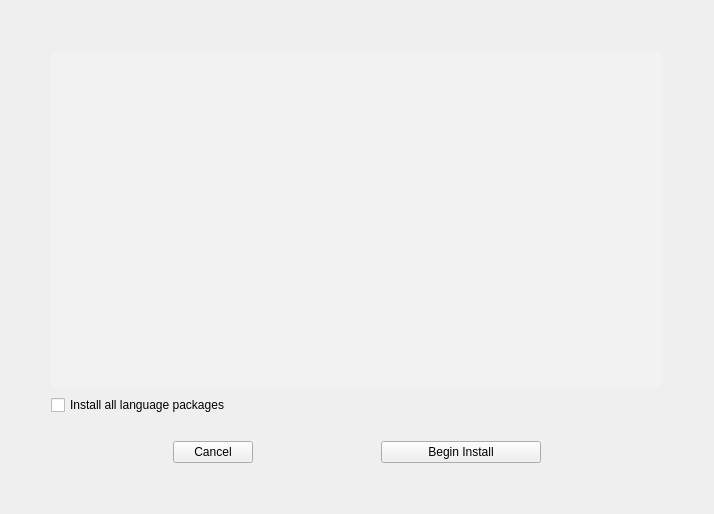
This is yali4/gui/Ui/summarywidget.ui in dadas45li/yali as Qt 5 draws it before an edit. The edited form follows.
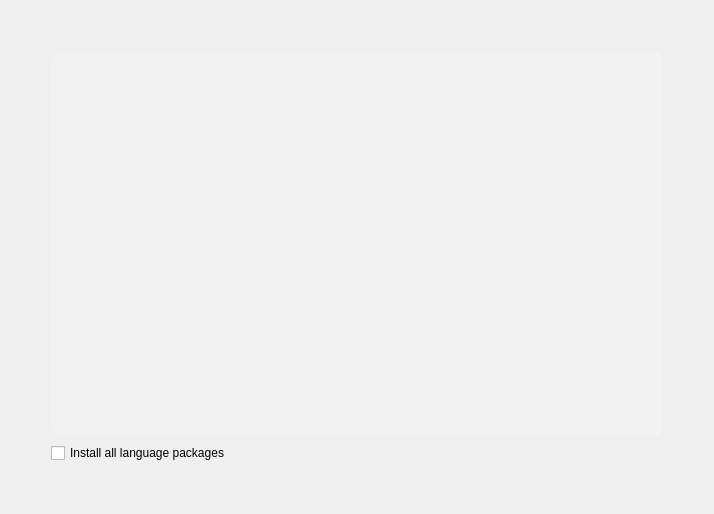
This is the edited form.

Commit message: -Remove two button action for installation. From now on use only back&next buttons

What changed in the file:
```diff
--- a/yali4/gui/Ui/summarywidget.ui
+++ b/yali4/gui/Ui/summarywidget.ui
@@ -17,7 +17,7 @@
    <string notr="true"/>
   </property>
   <layout class="QGridLayout" name="gridLayout">
-   <item row="0" column="3">
+   <item row="0" column="2">
     <spacer>
      <property name="orientation">
       <enum>Qt::Vertical</enum>
@@ -49,7 +49,7 @@
      </property>
     </spacer>
    </item>
-   <item row="1" column="1" colspan="5">
+   <item row="1" column="1" colspan="3">
     <widget class="QTextEdit" name="content">
      <property name="styleSheet">
       <string notr="true">background-color: rgba(255, 255, 255, 40);
@@ -78,7 +78,7 @@
      </property>
     </widget>
    </item>
-   <item row="1" column="6">
+   <item row="1" column="4">
     <spacer>
      <property name="orientation">
       <enum>Qt::Horizontal</enum>
@@ -94,98 +94,7 @@
      </property>
     </spacer>
    </item>
-   <item row="3" column="3">
-    <spacer>
-     <property name="orientation">
-      <enum>Qt::Vertical</enum>
-     </property>
-     <property name="sizeType">
-      <enum>QSizePolicy::Fixed</enum>
-     </property>
-     <property name="sizeHint" stdset="0">
-      <size>
-       <width>20</width>
-       <height>20</height>
-      </size>
-     </property>
-    </spacer>
-   </item>
-   <item row="4" column="1">
-    <spacer name="horizontalSpacer">
-     <property name="orientation">
-      <enum>Qt::Horizontal</enum>
-     </property>
-     <property name="sizeHint" stdset="0">
-      <size>
-       <width>125</width>
-       <height>20</height>
-      </size>
-     </property>
-    </spacer>
-   </item>
-   <item row="4" column="2">
-    <widget class="QPushButton" name="cancel">
-     <property name="text">
-      <string>Cancel</string>
-     </property>
-    </widget>
-   </item>
-   <item row="4" column="3">
-    <spacer name="horizontalSpacer_2">
-     <property name="orientation">
-      <enum>Qt::Horizontal</enum>
-     </property>
-     <property name="sizeHint" stdset="0">
-      <size>
-       <width>124</width>
-       <height>20</height>
-      </size>
-     </property>
-    </spacer>
-   </item>
-   <item row="4" column="4">
-    <widget class="QPushButton" name="install">
-     <property name="minimumSize">
-      <size>
-       <width>160</width>
-       <height>0</height>
-      </size>
-     </property>
-     <property name="text">
-      <string>Begin Install</string>
-     </property>
-    </widget>
-   </item>
-   <item row="4" column="5">
-    <spacer name="horizontalSpacer_3">
-     <property name="orientation">
-      <enum>Qt::Horizontal</enum>
-     </property>
-     <property name="sizeHint" stdset="0">
-      <size>
-       <width>125</width>
-       <height>20</height>
-      </size>
-     </property>
-    </spacer>
-   </item>
-   <item row="5" column="3">
-    <spacer>
-     <property name="orientation">
-      <enum>Qt::Vertical</enum>
-     </property>
-     <property name="sizeType">
-      <enum>QSizePolicy::Fixed</enum>
-     </property>
-     <property name="sizeHint" stdset="0">
-      <size>
-       <width>20</width>
-       <height>40</height>
-      </size>
-     </property>
-    </spacer>
-   </item>
-   <item row="2" column="1" colspan="5">
+   <item row="2" column="1" colspan="3">
     <widget class="QCheckBox" name="installAllLangPacks">
      <property name="toolTip">
       <string>If you check this, Yalı will install all language packages in this release</string>
@@ -195,6 +104,22 @@
      </property>
     </widget>
    </item>
+   <item row="3" column="2">
+    <spacer>
+     <property name="orientation">
+      <enum>Qt::Vertical</enum>
+     </property>
+     <property name="sizeType">
+      <enum>QSizePolicy::Fixed</enum>
+     </property>
+     <property name="sizeHint" stdset="0">
+      <size>
+       <width>20</width>
+       <height>40</height>
+      </size>
+     </property>
+    </spacer>
+   </item>
   </layout>
  </widget>
  <resources>
```
